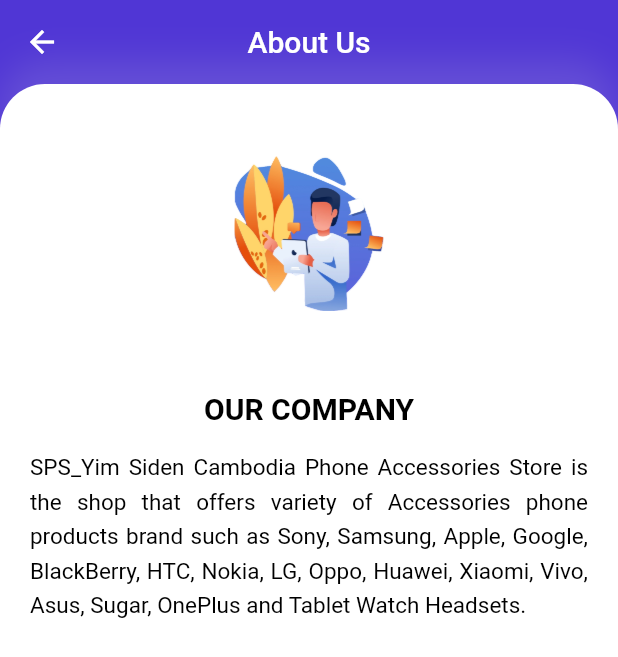
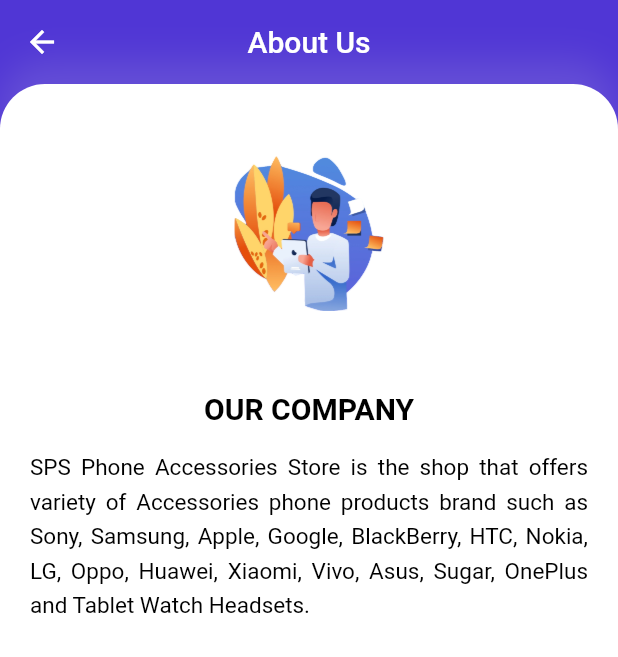
Before and after one commit to siden9700/merl24, a Flutter app: the AboutUs screen opened directly, on a phone screen of 412 x 824 dp. Shown: the top 657 px of the screen. Run offline on Flutter 3.47's test engine with Material 2 defaults, Android fonts, the phone set to English and light mode, and no system bars; our stand-ins replace cached_network_image, carousel_slider, curved_navigation_bar, flutter_zoom_drawer, google_nav_bar, shared_preferences; missing offline and left inert: shared_preferences_web; accounts and stored records are empty.

Commit message:
create new branch version

```diff
--- a/lib/about.dart
+++ b/lib/about.dart
@@ -89,7 +89,7 @@ class Body extends StatelessWidget {
                         fontWeight: FontWeight.bold)),
                 SizedBox(height: 15),
                 Text(
-                    "SPS_Yim Siden Cambodia Phone Accessories Store is the shop that offers variety of Accessories phone products brand such as Sony, Samsung, Apple, Google, BlackBerry, HTC, Nokia, LG, Oppo, Huawei, Xiaomi, Vivo, Asus, Sugar, OnePlus and Tablet Watch Headsets.",
+                    "SPS Phone Accessories Store is the shop that offers variety of Accessories phone products brand such as Sony, Samsung, Apple, Google, BlackBerry, HTC, Nokia, LG, Oppo, Huawei, Xiaomi, Vivo, Asus, Sugar, OnePlus and Tablet Watch Headsets.",
                     textAlign: TextAlign.justify,
                     style: TextStyle(
                       height: 1.5,
```
